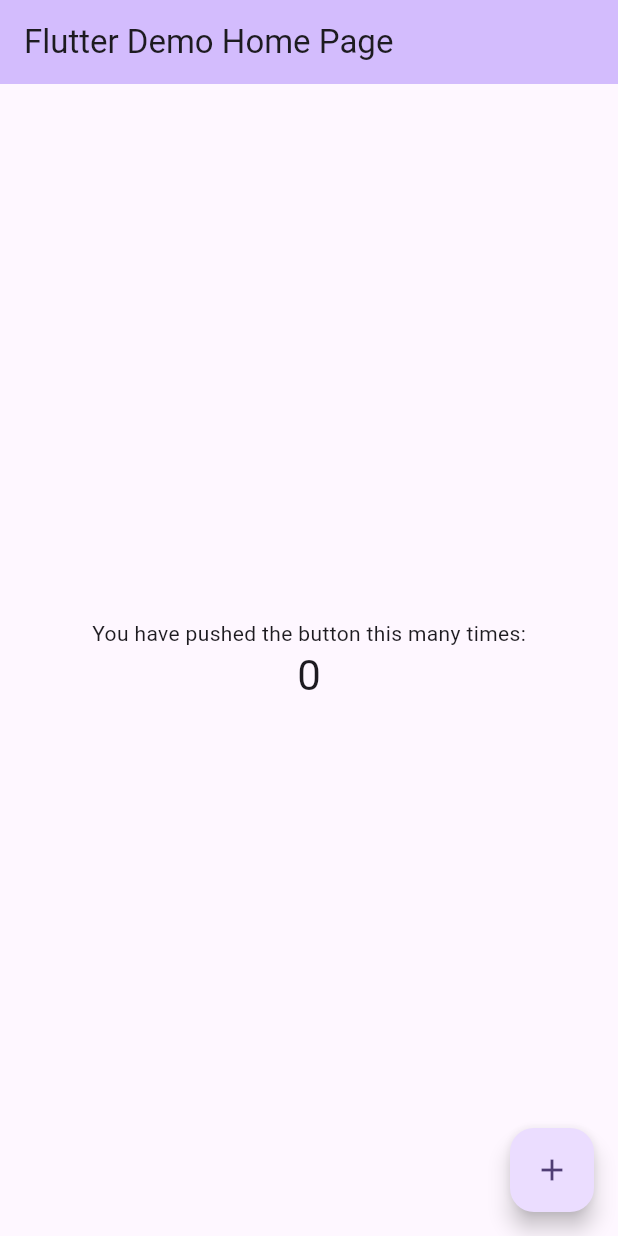
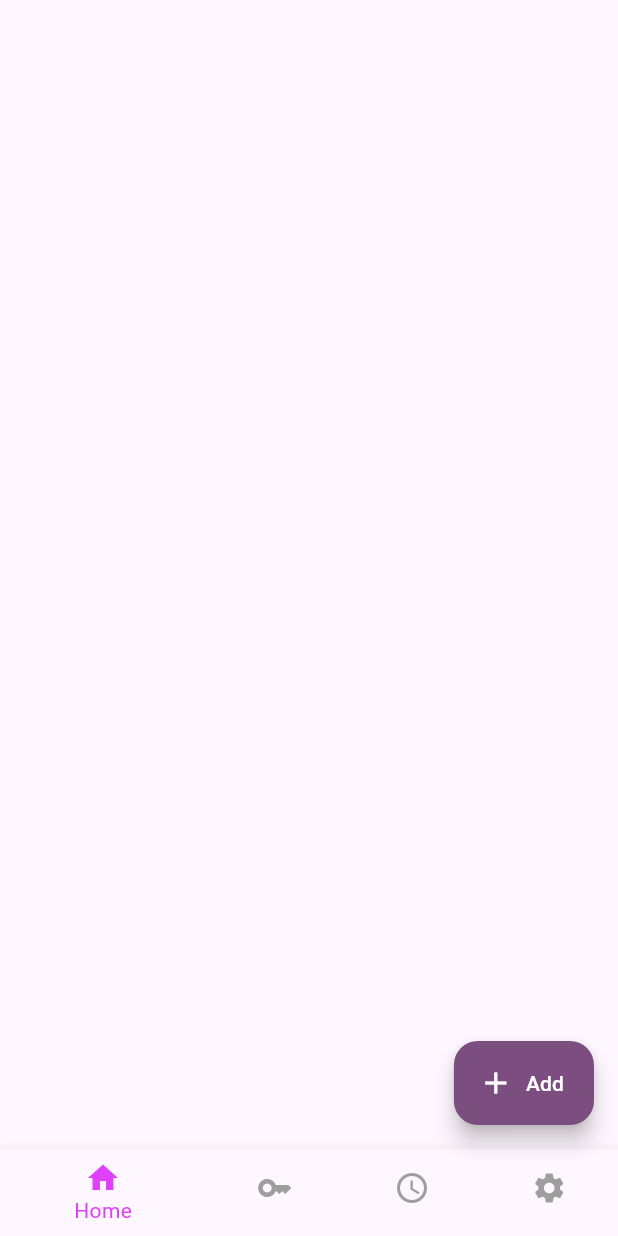
Before and after one commit to thunder-coding/cipher_guardian, a Flutter app: the screen it shows after launch, on a phone screen of 412 x 824 dp. Run offline on Flutter 3.47's test engine with Material 3 defaults, Android fonts, the phone set to English and light mode, and no system bars.

Commit message:
Basic UI

```diff
--- a/lib/main.dart
+++ b/lib/main.dart
@@ -1,122 +1,99 @@
 import 'package:flutter/material.dart';
 
 void main() {
-  runApp(const MyApp());
+  runApp(MyApp());
 }
 
-class MyApp extends StatelessWidget {
+class MyApp extends StatefulWidget {
   const MyApp({super.key});
 
-  // This widget is the root of your application.
+  @override
+  _MyAppState createState() => _MyAppState();
+}
+
+class HomePage extends StatelessWidget {
   @override
   Widget build(BuildContext context) {
-    return MaterialApp(
-      title: 'Flutter Demo',
-      theme: ThemeData(
-        // This is the theme of your application.
-        //
-        // TRY THIS: Try running your application with "flutter run". You'll see
-        // the application has a purple toolbar. Then, without quitting the app,
-        // try changing the seedColor in the colorScheme below to Colors.green
-        // and then invoke "hot reload" (save your changes or press the "hot
-        // reload" button in a Flutter-supported IDE, or press "r" if you used
-        // the command line to start the app).
-        //
-        // Notice that the counter didn't reset back to zero; the application
-        // state is not lost during the reload. To reset the state, use hot
-        // restart instead.
-        //
-        // This works for code too, not just values: Most code changes can be
-        // tested with just a hot reload.
-        colorScheme: ColorScheme.fromSeed(seedColor: Colors.deepPurple),
-      ),
-      home: const MyHomePage(title: 'Flutter Demo Home Page'),
-    );
+    return Center();
   }
 }
 
-class MyHomePage extends StatefulWidget {
-  const MyHomePage({super.key, required this.title});
+class PasswordPage extends StatelessWidget {
+  @override
+  Widget build(BuildContext context) {
+    return Center();
+  }
+}
 
-  // This widget is the home page of your application. It is stateful, meaning
-  // that it has a State object (defined below) that contains fields that affect
-  // how it looks.
+class TOTPpage extends StatelessWidget {
+  @override
+  Widget build(BuildContext context) {
+    return Center();
+  }
+}
 
-  // This class is the configuration for the state. It holds the values (in this
-  // case the title) provided by the parent (in this case the App widget) and
-  // used by the build method of the State. Fields in a Widget subclass are
-  // always marked "final".
+class SettingsPage extends StatelessWidget {
+  @override
+  Widget build(BuildContext context) {
+    return Center();
+  }
+}
 
-  final String title;
+class _MyAppState extends State<MyApp> {
+  int _selectedIndex = 0;
+
+
+
+  void _onItemTapped(int index) {
+    setState(() {
+      _selectedIndex = index;
+    });
+  }
+
+  late List<Widget> _pages;
+
+
 
   @override
-  State<MyHomePage> createState() => _MyHomePageState();
-}
-
-class _MyHomePageState extends State<MyHomePage> {
-  int _counter = 0;
-
-  void _incrementCounter() {
-    setState(() {
-      // This call to setState tells the Flutter framework that something has
-      // changed in this State, which causes it to rerun the build method below
-      // so that the display can reflect the updated values. If we changed
-      // _counter without calling setState(), then the build method would not be
-      // called again, and so nothing would appear to happen.
-      _counter++;
-    });
+  void initState() {
+    super.initState();
+    _pages = [
+    HomePage(),
+    PasswordPage(),
+    TOTPpage(),
+    SettingsPage(),
+    ];
   }
 
   @override
   Widget build(BuildContext context) {
-    // This method is rerun every time setState is called, for instance as done
-    // by the _incrementCounter method above.
-    //
-    // The Flutter framework has been optimized to make rerunning build methods
-    // fast, so that you can just rebuild anything that needs updating rather
-    // than having to individually change instances of widgets.
-    return Scaffold(
-      appBar: AppBar(
-        // TRY THIS: Try changing the color here to a specific color (to
-        // Colors.amber, perhaps?) and trigger a hot reload to see the AppBar
-        // change color while the other colors stay the same.
-        backgroundColor: Theme.of(context).colorScheme.inversePrimary,
-        // Here we take the value from the MyHomePage object that was created by
-        // the App.build method, and use it to set our appbar title.
-        title: Text(widget.title),
-      ),
-      body: Center(
-        // Center is a layout widget. It takes a single child and positions it
-        // in the middle of the parent.
-        child: Column(
-          // Column is also a layout widget. It takes a list of children and
-          // arranges them vertically. By default, it sizes itself to fit its
-          // children horizontally, and tries to be as tall as its parent.
-          //
-          // Column has various properties to control how it sizes itself and
-          // how it positions its children. Here we use mainAxisAlignment to
-          // center the children vertically; the main axis here is the vertical
-          // axis because Columns are vertical (the cross axis would be
-          // horizontal).
-          //
-          // TRY THIS: Invoke "debug painting" (choose the "Toggle Debug Paint"
-          // action in the IDE, or press "p" in the console), to see the
-          // wireframe for each widget.
-          mainAxisAlignment: MainAxisAlignment.center,
-          children: <Widget>[
-            const Text('You have pushed the button this many times:'),
-            Text(
-              '$_counter',
-              style: Theme.of(context).textTheme.headlineMedium,
-            ),
+    return MaterialApp(
+      debugShowCheckedModeBanner: false,
+      home: Scaffold(
+        body: _pages[_selectedIndex],
+
+        floatingActionButton: FloatingActionButton.extended(
+          onPressed: () {},
+          label: Text("Add", style: TextStyle(color: Colors.white)),
+          icon: Icon(Icons.add, color: Colors.white),
+          backgroundColor:
+              ColorScheme.fromSeed(seedColor: Colors.purpleAccent).primary,
+        ),
+        floatingActionButtonLocation: FloatingActionButtonLocation.endFloat,
+
+        bottomNavigationBar: BottomNavigationBar(
+          currentIndex: _selectedIndex,
+          onTap: _onItemTapped,
+          items: const <BottomNavigationBarItem>[
+            BottomNavigationBarItem(icon: Icon(Icons.home), label: 'Home'),
+            BottomNavigationBarItem(icon: Icon(Icons.key),label: 'Password'),
+            BottomNavigationBarItem(icon: Icon(Icons.access_time), label: 'TOTP'),
+            BottomNavigationBarItem(icon: Icon(Icons.settings), label: 'Settings'),
           ],
+          selectedItemColor: Colors.purpleAccent,
+          unselectedItemColor: Colors.grey,
         ),
       ),
-      floatingActionButton: FloatingActionButton(
-        onPressed: _incrementCounter,
-        tooltip: 'Increment',
-        child: const Icon(Icons.add),
-      ), // This trailing comma makes auto-formatting nicer for build methods.
     );
   }
 }
```
